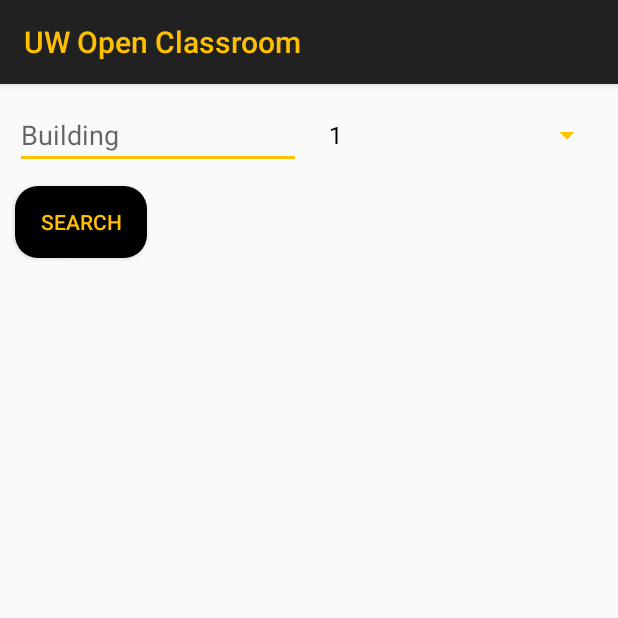
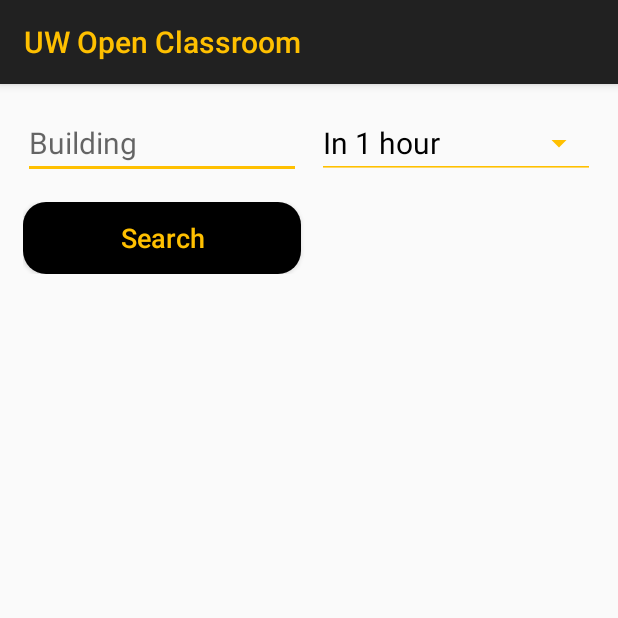
Before and after one commit to chen-iris/uwaterloo-open-classroom, an Android app: the screen it shows after launch (MainActivity), on a phone screen of 412 x 824 dp, the top half of it. Run offline under Robolectric (Android 15) with nearby library versions, the phone set to English and light mode, and no system bars.

Commit message:
Call the room schedule service using inputted arguments

```diff
--- /dev/null
+++ b/uwaterloo-open-classroom-android/app/src/main/java/io/github/wztlei/uwopenclassroom/CustomArrayAdapter.java
@@ -0,0 +1,23 @@
+package io.github.wztlei.uwopenclassroom;
+
+import android.content.Context;
+import android.support.annotation.NonNull;
+import android.widget.ArrayAdapter;
+
+import java.util.List;
+
+public class CustomArrayAdapter extends ArrayAdapter<String> {
+
+    CustomArrayAdapter(@NonNull Context context, int resource, @NonNull List<String> objects) {
+        super(context, resource, objects);
+    }
+
+    CustomArrayAdapter(@NonNull Context context, int resource, @NonNull String[] objects) {
+        super(context, resource, objects);
+    }
+
+    @Override
+    public int getCount() {
+        return Math.min(7,super.getCount());
+    }
+}
--- a/uwaterloo-open-classroom-android/app/src/main/java/io/github/wztlei/uwopenclassroom/MainActivity.java
+++ b/uwaterloo-open-classroom-android/app/src/main/java/io/github/wztlei/uwopenclassroom/MainActivity.java
@@ -2,10 +2,13 @@
 
 import android.support.v7.app.AppCompatActivity;
 import android.os.Bundle;
-import android.widget.ArrayAdapter;
+import android.util.Log;
+import android.view.View;
 import android.widget.AutoCompleteTextView;
+import android.widget.Button;
 import android.widget.Spinner;
 
+import java.sql.Time;
 import java.util.ArrayList;
 
 public class MainActivity extends AppCompatActivity {
@@ -23,27 +26,43 @@
 
         // Buildings input
         ArrayList<String> buildings = roomScheduleService.getBuildings();
-        ArrayAdapter<String> buildingAdapter = new ArrayAdapter<>(
-                this, R.layout.building_dropdown_text_view, buildings);
-
-        AutoCompleteTextView buildingInputTextView = findViewById(R.id.buildingInputTextView);
+        CustomArrayAdapter buildingAdapter = new CustomArrayAdapter(
+                this, R.layout.dropdown_text_view, buildings);
+        final AutoCompleteTextView buildingInputTextView = findViewById(R.id.buildingInputTextView);
         buildingInputTextView.setAdapter(buildingAdapter);
 
 
-        //get the spinner from the xml.
-        Spinner dropdown = findViewById(R.id.hoursAheadInputSpinner);
+        // Hours ahead input
+        String[] items = new String[]{"In 1 hour", "In 2 hours", "In 3 hours", "In 4 hours"};
+        CustomArrayAdapter hoursAdapter = new CustomArrayAdapter(
+                this, R.layout.dropdown_text_view, items);
+        final Spinner hoursDropdown = findViewById(R.id.hoursAheadInputSpinner);
+        hoursDropdown.setAdapter(hoursAdapter);
 
-//create a list of items for the spinner.
-        String[] items = new String[]{"1", "2", "three"};
-//create an adapter to describe how the items are displayed, adapters are used in several places in android.
-//There are multiple variations of this, but this is the basic variant.
-        ArrayAdapter<String> adapter = new ArrayAdapter<>(this, android.R.layout.simple_spinner_dropdown_item, items);
-//set the spinners adapter to the previously created one.
-        dropdown.setAdapter(adapter);
+        Button searchButton = findViewById(R.id.searchButton);
+
+        searchButton.setOnClickListener(new View.OnClickListener() {
+            @Override
+            public void onClick(View v) {
+                String building = buildingInputTextView.getText().toString();
+                int timeIndex = hoursDropdown.getSelectedItemPosition();
+                Log.d(TAG, building + " " + timeIndex);
+                ArrayList<RoomOpenSchedule> roomOpenSchedules =
+                        roomScheduleService.findOpenRooms(building, timeIndex + 1);
+                Log.d(TAG, "roomOpenSchedules.size()=" + roomOpenSchedules.size());
+
+                for (RoomOpenSchedule r : roomOpenSchedules) {
+                    Log.d(TAG, r.getRoomNum());
+
+                    for (TimeInterval t : r.getTimeIntervals()) {
+                        Log.d(TAG, t.getStartHour() + ":" + t.getStartMin() + " " + t.getEndHour() + ":" + t.getEndMin());
+                    }
+                }
+            }
+        });
+    }
 
 
 
-    }
-
 
 }
--- a/uwaterloo-open-classroom-android/app/src/main/java/io/github/wztlei/uwopenclassroom/RoomScheduleService.java
+++ b/uwaterloo-open-classroom-android/app/src/main/java/io/github/wztlei/uwopenclassroom/RoomScheduleService.java
@@ -10,6 +10,7 @@
 import java.io.IOException;
 import java.io.InputStream;
 import java.util.ArrayList;
+import java.util.Arrays;
 import java.util.Calendar;
 
 public class RoomScheduleService {
@@ -80,7 +81,7 @@
         return buildings;
     }
 
-    public static ArrayList<RoomOpenSchedule> findOpenRooms(String building, int hoursAhead) {
+    public ArrayList<RoomOpenSchedule> findOpenRooms(String building, int hoursAhead) {
         try {
             JSONObject buildingRooms = roomSchedules.getJSONObject(building);
             JSONArray roomNums = buildingRooms.names();
@@ -98,9 +99,6 @@
                 if (openTimeIntervals.size() > 0) {
                     roomOpenSchedules.add(new RoomOpenSchedule(roomNumKey, openTimeIntervals));
                 }
-
-                Log.d(TAG, roomNumKey);
-                Log.d(TAG, classTimes.toString());
             }
 
             return roomOpenSchedules;
@@ -133,12 +131,13 @@
             }
         }
 
+        Log.d(TAG, "test5" + Arrays.toString(occupiedHalfHours));
         ArrayList<TimeInterval> openTimeIntervals = new ArrayList<>();
         int openStartHour = -1, openStartMin = -1;
         int searchStartIndex = calcHalfHourIndex(currentHour, currentMin);
         int searchEndIndex = calcHalfHourIndex(currentHour + hoursAhead, currentMin);
 
-        for (int i = searchStartIndex; i < searchEndIndex; i++) {
+        for (int i = searchStartIndex; i <= searchEndIndex; i++) {
             // If this is an open half-hour and we were not in the middle of an open time interval,
             // then we have entered an open time interval, so we record the starting hour and min.
             if (!occupiedHalfHours[i] && openStartHour == -1) {
@@ -148,7 +147,7 @@
 
             // If this is an occupied half-hour and we were in the middle of an open time interval,
             // then we have exited an open time interval, so we record the ending hour and min.
-            if (occupiedHalfHours[i] && openStartHour != -1) {
+            if ((occupiedHalfHours[i] && openStartHour != -1) || i == searchEndIndex) {
                 int openEndHour = (i - 1) / 2;
                 int openEndMin = ((i - 1) % 2 == 0) ? 20 : 50;
 
@@ -165,7 +164,9 @@
     }
 
     private static int calcHalfHourIndex(int hour, int min) {
-        if (min < 30) {
+        if (hour > 23) {
+            return 47;
+        } else if (min < 30) {
             return 2 * hour;
         } else {
             return 2 * hour + 1;
--- /dev/null
+++ b/uwaterloo-open-classroom-android/app/src/main/res/drawable/dropdown_background.xml
@@ -0,0 +1,4 @@
+<?xml version="1.0" encoding="utf-8"?>
+<selector xmlns:android="http://schemas.android.com/apk/res/android">
+
+</selector>
--- a/uwaterloo-open-classroom-android/app/src/main/res/drawable/edit_text_background.xml
+++ /dev/null
@@ -1,3 +0,0 @@
-<shape xmlns:android="http://schemas.android.com/apk/res/android">
-
-</shape>
--- /dev/null
+++ b/uwaterloo-open-classroom-android/app/src/main/res/drawable/input_background.xml
@@ -0,0 +1,4 @@
+<shape xmlns:android="http://schemas.android.com/apk/res/android" android:shape="rectangle" >
+    <solid android:color="@android:color/white" />
+    <stroke android:width="1dp" android:color="@color/colorPrimary"/>
+</shape>
--- a/uwaterloo-open-classroom-android/app/src/main/res/layout/activity_main.xml
+++ b/uwaterloo-open-classroom-android/app/src/main/res/layout/activity_main.xml
@@ -10,11 +10,11 @@
         android:layout_width="match_parent"
         android:layout_height="wrap_content"
         android:gravity="center"
-        android:layout_marginTop="10dp"
-        android:layout_marginLeft="10dp"
-        android:layout_marginStart="10dp"
-        android:layout_marginRight="10dp"
-        android:layout_marginEnd="10dp">
+        android:layout_marginTop="15dp"
+        android:layout_marginLeft="15dp"
+        android:layout_marginStart="15dp"
+        android:layout_marginRight="15dp"
+        android:layout_marginEnd="15dp">
 
         <AutoCompleteTextView
             android:id="@+id/buildingInputTextView"
@@ -23,33 +23,63 @@
             android:layout_weight="1"
             android:layout_marginRight="5dp"
             android:layout_marginEnd="5dp"
-            android:ems="10"
+            android:textSize="20sp"
             android:hint="@string/str_building"
             android:completionThreshold="1" />
 
         <Spinner
             android:id="@+id/hoursAheadInputSpinner"
+            style="@style/Base.Widget.AppCompat.Spinner.Underlined"
             android:layout_width="0dp"
             android:layout_height="wrap_content"
             android:layout_weight="1"
             android:layout_marginLeft="5dp"
             android:layout_marginStart="5dp"
-            android:spinnerMode="dropdown" />
+            android:spinnerMode="dropdown"
+            android:textSize="20sp"
+            android:dropDownWidth="match_parent"
+            android:overlapAnchor="false" />
 
     </LinearLayout>
 
-    <Button
-        android:id="@+id/button"
-        android:layout_width="wrap_content"
+    <LinearLayout
+        android:layout_width="match_parent"
         android:layout_height="wrap_content"
-        android:text="@string/str_search"
-        android:background="@drawable/button"
-        android:textColor="@color/colorAccent"
-        android:layout_marginTop="10dp"
-        android:layout_marginLeft="10dp"
-        android:layout_marginStart="10dp"
-        android:layout_marginRight="10dp"
-        android:layout_marginEnd="10dp"/>
+        android:gravity="center"
+        android:layout_marginTop="15dp"
+        android:layout_marginLeft="15dp"
+        android:layout_marginStart="15dp"
+        android:layout_marginRight="15dp"
+        android:layout_marginEnd="15dp">
+
+        <Button
+            android:id="@+id/searchButton"
+            android:layout_width="0dp"
+            android:layout_height="wrap_content"
+            android:layout_weight="1"
+            android:text="@string/str_search"
+            android:background="@drawable/button"
+            android:textColor="@color/colorAccent"
+            android:layout_marginRight="5dp"
+            android:layout_marginEnd="5dp"
+            android:textSize="18sp"
+            android:textAllCaps="false"/>
+
+        <TextView
+            android:id="@+id/button2"
+            android:visibility="invisible"
+            android:layout_width="0dp"
+            android:layout_weight="1"
+            android:layout_height="wrap_content"
+            android:text="@string/str_search"
+            android:background="@drawable/button"
+            android:textColor="@color/colorAccent"
+            android:layout_marginLeft="5dp"
+            android:layout_marginStart="5dp"
+            android:textSize="18sp"
+            android:textAllCaps="false"/>
+
+    </LinearLayout>
 
     <android.support.v7.widget.RecyclerView
         android:id="@+id/my_recycler_view"
--- a/uwaterloo-open-classroom-android/app/src/main/res/layout/building_dropdown_text_view.xml
+++ b/uwaterloo-open-classroom-android/app/src/main/res/layout/dropdown_text_view.xml
@@ -3,6 +3,7 @@
     android:orientation="vertical"
     android:layout_width="match_parent"
     android:layout_height="match_parent"
-    android:ems="10">
-
-</TextView>
+    android:textSize="20sp"
+    android:layout_marginTop="5dp"
+    android:layout_marginBottom="5dp"
+    android:textColor="@color/colorPrimary" />
```
